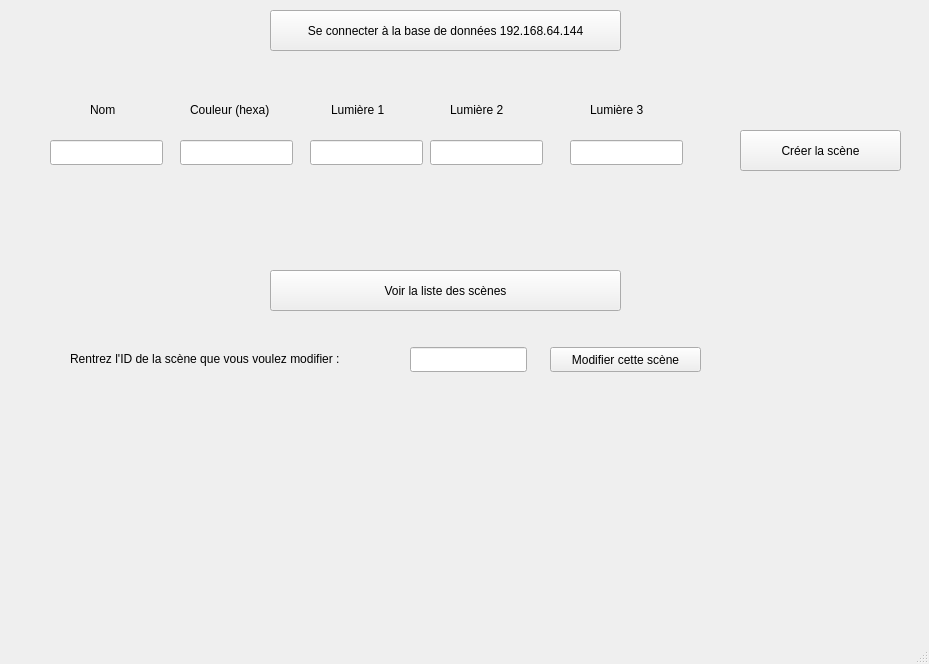
Old version of the form E3/EditeurScene/mainwindow.ui in the repository jeanlaurentdotme/dmx-webedia.
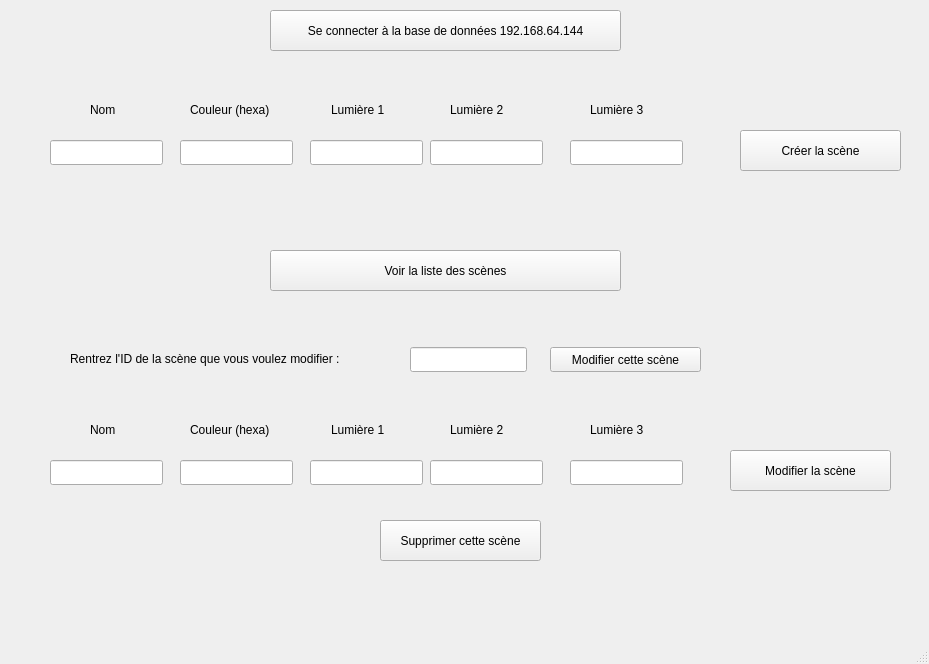
New version of the form.

The edit to the form file:
```diff
--- a/E3/EditeurScene/mainwindow.ui
+++ b/E3/EditeurScene/mainwindow.ui
@@ -188,7 +188,7 @@
     <property name="geometry">
      <rect>
       <x>270</x>
-      <y>270</y>
+      <y>250</y>
       <width>351</width>
       <height>41</height>
      </rect>
@@ -233,6 +233,160 @@
      <string>Modifier cette scène</string>
     </property>
    </widget>
+   <widget class="QLabel" name="label_9">
+    <property name="geometry">
+     <rect>
+      <x>270</x>
+      <y>390</y>
+      <width>451</width>
+      <height>17</height>
+     </rect>
+    </property>
+    <property name="text">
+     <string/>
+    </property>
+   </widget>
+   <widget class="QLineEdit" name="lineEdit_7">
+    <property name="geometry">
+     <rect>
+      <x>310</x>
+      <y>460</y>
+      <width>113</width>
+      <height>25</height>
+     </rect>
+    </property>
+   </widget>
+   <widget class="QLineEdit" name="lineEdit_8">
+    <property name="geometry">
+     <rect>
+      <x>50</x>
+      <y>460</y>
+      <width>113</width>
+      <height>25</height>
+     </rect>
+    </property>
+   </widget>
+   <widget class="QLabel" name="label_10">
+    <property name="geometry">
+     <rect>
+      <x>331</x>
+      <y>420</y>
+      <width>65</width>
+      <height>20</height>
+     </rect>
+    </property>
+    <property name="text">
+     <string>Lumière 1</string>
+    </property>
+   </widget>
+   <widget class="QLineEdit" name="lineEdit_9">
+    <property name="geometry">
+     <rect>
+      <x>570</x>
+      <y>460</y>
+      <width>113</width>
+      <height>25</height>
+     </rect>
+    </property>
+   </widget>
+   <widget class="QLabel" name="label_11">
+    <property name="geometry">
+     <rect>
+      <x>190</x>
+      <y>420</y>
+      <width>101</width>
+      <height>20</height>
+     </rect>
+    </property>
+    <property name="text">
+     <string>Couleur (hexa)</string>
+    </property>
+   </widget>
+   <widget class="QLineEdit" name="lineEdit_10">
+    <property name="geometry">
+     <rect>
+      <x>430</x>
+      <y>460</y>
+      <width>113</width>
+      <height>25</height>
+     </rect>
+    </property>
+   </widget>
+   <widget class="QLabel" name="label_12">
+    <property name="geometry">
+     <rect>
+      <x>90</x>
+      <y>420</y>
+      <width>62</width>
+      <height>20</height>
+     </rect>
+    </property>
+    <property name="text">
+     <string>Nom</string>
+    </property>
+   </widget>
+   <widget class="QLabel" name="label_13">
+    <property name="geometry">
+     <rect>
+      <x>450</x>
+      <y>420</y>
+      <width>71</width>
+      <height>20</height>
+     </rect>
+    </property>
+    <property name="text">
+     <string>Lumière 2</string>
+    </property>
+   </widget>
+   <widget class="QLabel" name="label_14">
+    <property name="geometry">
+     <rect>
+      <x>590</x>
+      <y>420</y>
+      <width>71</width>
+      <height>20</height>
+     </rect>
+    </property>
+    <property name="text">
+     <string>Lumière 3</string>
+    </property>
+   </widget>
+   <widget class="QLineEdit" name="lineEdit_11">
+    <property name="geometry">
+     <rect>
+      <x>180</x>
+      <y>460</y>
+      <width>113</width>
+      <height>25</height>
+     </rect>
+    </property>
+   </widget>
+   <widget class="QPushButton" name="pushButton_5">
+    <property name="geometry">
+     <rect>
+      <x>730</x>
+      <y>450</y>
+      <width>161</width>
+      <height>41</height>
+     </rect>
+    </property>
+    <property name="text">
+     <string>Modifier la scène</string>
+    </property>
+   </widget>
+   <widget class="QPushButton" name="pushButton_6">
+    <property name="geometry">
+     <rect>
+      <x>380</x>
+      <y>520</y>
+      <width>161</width>
+      <height>41</height>
+     </rect>
+    </property>
+    <property name="text">
+     <string>Supprimer cette scène</string>
+    </property>
+   </widget>
   </widget>
   <widget class="QMenuBar" name="menubar">
    <property name="geometry">
```
Left out of the diff: 19 changed lines with no effect on the pictures.
